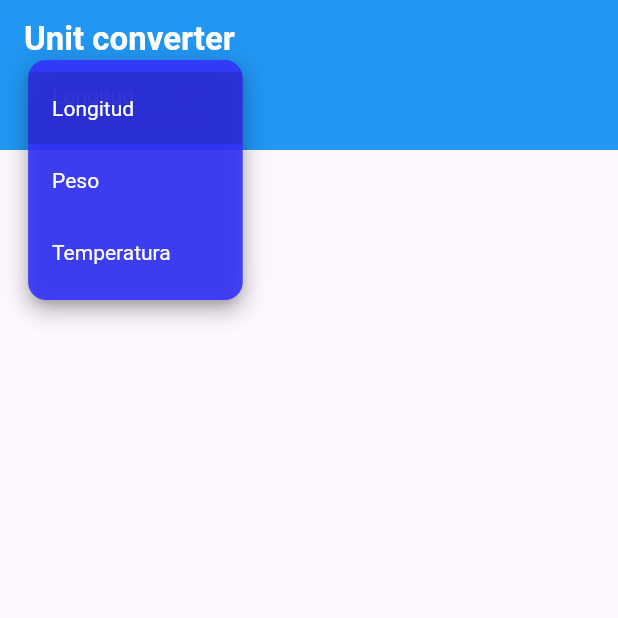
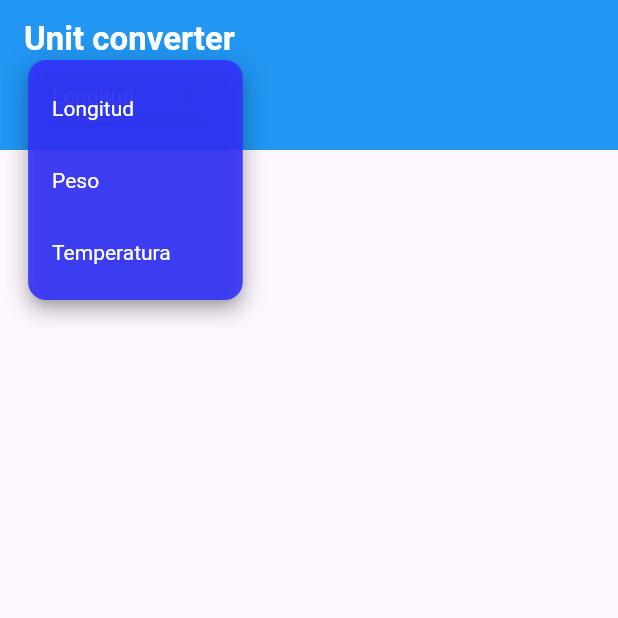
Before and after one commit to RaymundoSantorski/flutter_unit_converter, a Flutter app: the screen it shows after launch, after a tap on "Longitud", on a phone screen of 412 x 824 dp, the top half of it. Run offline on Flutter 3.47's test engine with Material 3 defaults, Android fonts, the phone set to English and light mode, and no system bars.

Commit message:
add: enabled/disabled mode to the items in dropdown

```diff
--- a/lib/main.dart
+++ b/lib/main.dart
@@ -57,10 +57,23 @@ class _MyHomePageState extends State<MyHomePage> {
               borderRadius: BorderRadius.all(Radius.circular(12)),
               dropdownColor: Color.fromRGBO(50, 50, 250, 0.9),
               value: value,
+              iconDisabledColor: Colors.grey,
               items: [
-                DropdownMenuItem(value: 0, child: Text('Longitud')),
-                DropdownMenuItem(value: 1, child: Text('Peso')),
-                DropdownMenuItem(value: 2, child: Text('Temperatura')),
+                DropdownMenuItem(
+                  value: 0,
+                  enabled: value != 0,
+                  child: Text('Longitud'),
+                ),
+                DropdownMenuItem(
+                  value: 1,
+                  enabled: value != 1,
+                  child: Text('Peso'),
+                ),
+                DropdownMenuItem(
+                  value: 2,
+                  enabled: value != 2,
+                  child: Text('Temperatura'),
+                ),
               ],
               onChanged: setValue,
             ),
```
